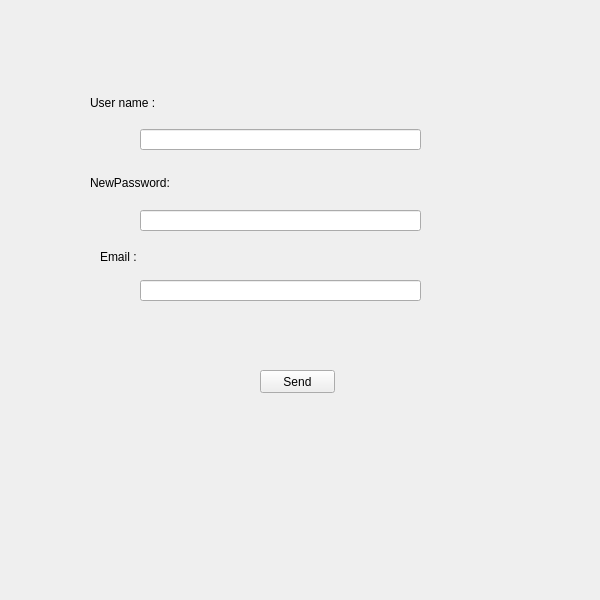
PooyaFekri/LinkedIn, file ui/forget_password.ui: the form before one commit.
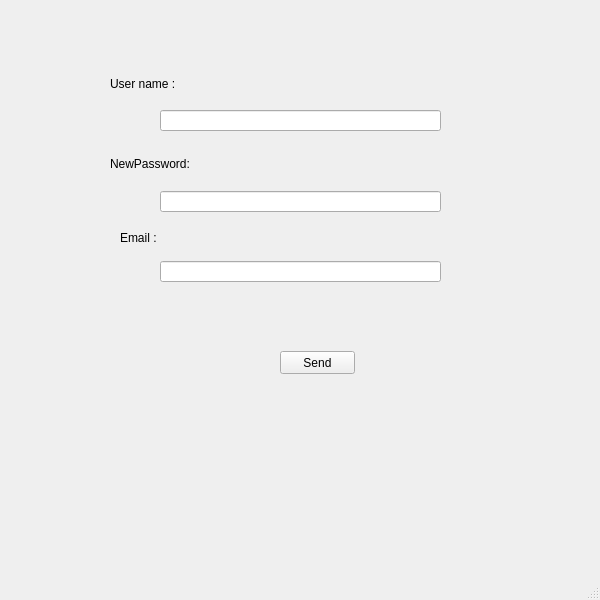
The form after the commit.

What changed in the file:
```diff
--- a/ui/forget_password.ui
+++ b/ui/forget_password.ui
@@ -1,7 +1,7 @@
 <?xml version="1.0" encoding="UTF-8"?>
 <ui version="4.0">
- <class>ForgetPassword</class>
- <widget class="QWidget" name="ForgetPassword">
+ <class>MainWindow</class>
+ <widget class="QMainWindow" name="MainWindow">
   <property name="geometry">
    <rect>
     <x>0</x>
@@ -13,11 +13,45 @@
   <property name="windowTitle">
    <string>Form</string>
   </property>
+  <widget class="QWidget" name="centralwidget">
+   <widget class="QPushButton" name="ButtonSend">
+    <property name="geometry">
+     <rect>
+      <x>280</x>
+      <y>351</y>
+      <width>75</width>
+      <height>23</height>
+     </rect>
+    </property>
+    <property name="text">
+     <string>Send</string>
+    </property>
+   </widget>
+   <widget class="QLineEdit" name="Email">
+    <property name="geometry">
+     <rect>
+      <x>160</x>
+      <y>261</y>
+      <width>281</width>
+      <height>21</height>
+     </rect>
+    </property>
+   </widget>
+   <widget class="QLineEdit" name="NewPassword">
+    <property name="geometry">
+     <rect>
+      <x>160</x>
+      <y>191</y>
+      <width>281</width>
+      <height>21</height>
+     </rect>
+    </property>
+   </widget>
   <widget class="QLabel" name="label">
    <property name="geometry">
     <rect>
-     <x>90</x>
-     <y>93</y>
+      <x>110</x>
+      <y>74</y>
      <width>121</width>
      <height>20</height>
     </rect>
@@ -29,8 +63,8 @@
   <widget class="QLabel" name="label_2">
    <property name="geometry">
     <rect>
-     <x>90</x>
-     <y>173</y>
+      <x>110</x>
+      <y>154</y>
      <width>91</width>
      <height>20</height>
     </rect>
@@ -39,11 +73,11 @@
     <string>NewPassword:</string>
    </property>
   </widget>
-  <widget class="QLabel" name="label_3">
+   <widget class="QLabel" name="label_4">
    <property name="geometry">
     <rect>
-     <x>100</x>
-     <y>250</y>
+      <x>120</x>
+      <y>231</y>
      <width>47</width>
      <height>13</height>
     </rect>
@@ -52,49 +86,28 @@
     <string>Email :</string>
    </property>
   </widget>
-  <widget class="QLineEdit" name="UserName">
+   <widget class="QLineEdit" name="UserName_2">
    <property name="geometry">
     <rect>
-     <x>140</x>
-     <y>129</y>
+      <x>160</x>
+      <y>110</y>
      <width>281</width>
      <height>21</height>
     </rect>
    </property>
   </widget>
-  <widget class="QLineEdit" name="NewPassword">
-   <property name="geometry">
-    <rect>
-     <x>140</x>
-     <y>210</y>
-     <width>281</width>
-     <height>21</height>
-    </rect>
-   </property>
   </widget>
-  <widget class="QLineEdit" name="Email">
+  <widget class="QMenuBar" name="menubar">
    <property name="geometry">
     <rect>
-     <x>140</x>
-     <y>280</y>
-     <width>281</width>
-     <height>21</height>
+     <x>0</x>
+     <y>0</y>
+     <width>600</width>
+     <height>22</height>
     </rect>
    </property>
   </widget>
-  <widget class="QPushButton" name="ButtonSend">
-   <property name="geometry">
-    <rect>
-     <x>260</x>
-     <y>370</y>
-     <width>75</width>
-     <height>23</height>
-    </rect>
-   </property>
-   <property name="text">
-    <string>Send</string>
-   </property>
-  </widget>
+  <widget class="QStatusBar" name="statusbar"/>
  </widget>
  <resources/>
  <connections/>
```
Left out of the diff: 2 changed lines with no effect on the pictures. Lines whose indentation alone changed are shown as unchanged.
